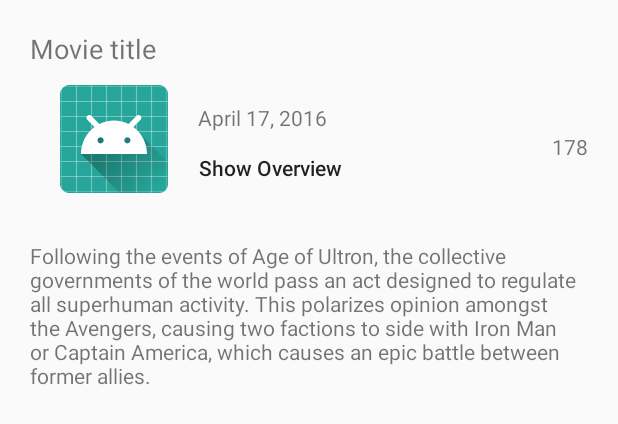
After one commit to JacobSheehy/KotlinMovies2016Demo, an Android app: the layout item_movie.xml on its own in the app's theme, with its tools: preview values and no code run, on a phone screen of 412 x 824 dp. The commit adds this screen. Shown: the top 424 px of the screen. Run offline under Robolectric (Android 15) with nearby library versions, the phone set to English and light mode, and no system bars.

Commit message:
Adding initial Models, and View layout files

```diff
--- a/app/build.gradle
+++ b/app/build.gradle
@@ -31,10 +31,6 @@ dependencies {
     androidTestImplementation 'com.android.support.test:runner:1.0.2'
     androidTestImplementation 'com.android.support.test.espresso:espresso-core:3.0.2'
 
-
-    implementation 'com.jakewharton:butterknife:8.8.1'
-    annotationProcessor 'com.jakewharton:butterknife-compiler:8.8.1'
-
     implementation 'com.google.code.gson:gson:2.8.2'
     implementation 'com.squareup.retrofit2:retrofit:2.3.0'
     implementation 'com.squareup.retrofit2:converter-gson:2.3.0'
--- /dev/null
+++ b/app/src/main/java/com/jacobsheehy/best2016movies/models/Movie.kt
@@ -0,0 +1,12 @@
+package com.jacobsheehy.best2016movies.models
+
+import com.google.gson.annotations.SerializedName
+import java.util.*
+
+data class Movie(
+        @SerializedName("id") val filmId: Int,
+        @SerializedName("title") val filmTitle: String,
+        @SerializedName("popularity") val popularity: Double,
+        @SerializedName("poster_path") val posterPath: String,
+        @SerializedName("release_date") val releaseDate: Date,
+        @SerializedName("overview") val overview: String)
--- /dev/null
+++ b/app/src/main/java/com/jacobsheehy/best2016movies/models/MoviesResponse.kt
@@ -0,0 +1,23 @@
+package com.jacobsheehy.best2016movies.models
+
+import com.google.gson.GsonBuilder
+import com.google.gson.Gson
+import android.provider.Settings.System.DATE_FORMAT
+
+
+
+class MoviesResponse(var movies: List<Movie>? = null) {
+
+    val DATE_FORMAT = "yyyy-MM-dd"
+
+
+    companion object {
+        fun parseJSON(response: String) : MoviesResponse {
+            val gsonBuilder = GsonBuilder()
+            gsonBuilder.setDateFormat(DATE_FORMAT)
+            val gson = gsonBuilder.create()
+            return gson.fromJson(response, MoviesResponse::class.java)
+        }
+    }
+
+}
--- a/app/src/main/res/layout/activity_main.xml
+++ b/app/src/main/res/layout/activity_main.xml
@@ -4,8 +4,14 @@
     xmlns:tools="http://schemas.android.com/tools"
     android:layout_width="match_parent"
     android:layout_height="match_parent"
-    tools:context=".MainActivity">
+    tools:context=".MainActivity"
+    android:id="@+id/layout_main_container">
 
+
+    <android.support.v7.widget.RecyclerView
+        android:id="@+id/recycler_movies"
+        android:layout_width="match_parent"
+        android:layout_height="match_parent"/>
 
 
 
--- /dev/null
+++ b/app/src/main/res/layout/item_movie.xml
@@ -0,0 +1,78 @@
+<?xml version="1.0" encoding="utf-8"?>
+<android.support.constraint.ConstraintLayout xmlns:android="http://schemas.android.com/apk/res/android"
+    android:layout_width="match_parent"
+    android:layout_height="wrap_content"
+    xmlns:tools="http://schemas.android.com/tools"
+    xmlns:app="http://schemas.android.com/apk/res-auto"
+    android:id="@+id/layout_item_movie">
+
+    <TextView
+        android:id="@+id/text_movie_title"
+        android:layout_width="wrap_content"
+        android:layout_height="wrap_content"
+        tools:text="Movie title"
+        app:layout_constraintTop_toTopOf="parent"
+        android:textSize="@dimen/text_size_movie_title"
+        app:layout_constraintStart_toStartOf="parent"
+        android:layout_margin="@dimen/item_start_margin"/>
+
+    <ImageView
+        android:id="@+id/image_movie_poster"
+        android:layout_width="wrap_content"
+        android:layout_height="wrap_content"
+        tools:src="@mipmap/ic_launcher"
+        app:layout_constraintStart_toStartOf="@id/text_movie_title"
+        app:layout_constraintTop_toBottomOf="@id/text_movie_title"
+        android:layout_marginTop="@dimen/item_general_margin"
+        android:layout_marginStart="@dimen/item_start_margin"
+
+        />
+
+
+    <TextView
+        android:id="@+id/text_release_date"
+        android:layout_width="wrap_content"
+        android:layout_height="wrap_content"
+        tools:text="April 17, 2016"
+        app:layout_constraintStart_toEndOf="@id/image_movie_poster"
+        app:layout_constraintTop_toTopOf="@id/image_movie_poster"
+        android:layout_marginStart="@dimen/item_start_margin"
+        android:layout_marginTop="@dimen/item_general_margin"
+        />
+
+
+    <Button
+        android:id="@+id/button_show_overview"
+        android:layout_width="wrap_content"
+        android:layout_height="wrap_content"
+        android:text="@string/show_overview"
+        android:background="?attr/selectableItemBackground"
+        android:textAllCaps="false"
+        app:layout_constraintStart_toEndOf="@id/image_movie_poster"
+        app:layout_constraintTop_toBottomOf="@id/text_release_date"
+        android:layout_marginStart="@dimen/item_start_margin"/>
+
+    <TextView
+        android:id="@+id/text_popularity_metric"
+        android:layout_width="wrap_content"
+        android:layout_height="wrap_content"
+        tools:text="178"
+        app:layout_constraintEnd_toEndOf="parent"
+        android:layout_marginEnd="@dimen/item_start_margin"
+        app:layout_constraintTop_toBottomOf="@id/text_release_date"/>
+
+
+    <TextView
+        android:id="@+id/text_movie_description"
+        android:layout_width="wrap_content"
+        android:layout_height="wrap_content"
+        android:layout_margin="12dp"
+        tools:text="@string/demo_text_description"
+        app:layout_constraintTop_toBottomOf="@id/image_movie_poster"
+        android:padding="20dp"
+        android:visibility="gone"
+        tools:visibility="visible"/>
+
+
+
+</android.support.constraint.ConstraintLayout>
--- /dev/null
+++ b/app/src/main/res/values/dimens.xml
@@ -0,0 +1,6 @@
+<?xml version="1.0" encoding="utf-8"?>
+<resources>
+    <dimen name="text_size_movie_title">18sp</dimen>
+    <dimen name="item_start_margin">20dp</dimen>
+    <dimen name="item_general_margin">12dp</dimen>
+</resources>
--- a/app/src/main/res/values/strings.xml
+++ b/app/src/main/res/values/strings.xml
@@ -1,3 +1,5 @@
 <resources>
     <string name="app_name">Best2016Movies</string>
+    <string name="show_overview">Show Overview</string>
+    <string name="demo_text_description">Following the events of Age of Ultron, the collective governments of the world pass an act designed to regulate all superhuman activity. This polarizes opinion amongst the Avengers, causing two factions to side with Iron Man or Captain America, which causes an epic battle between former allies.</string>
 </resources>
```
